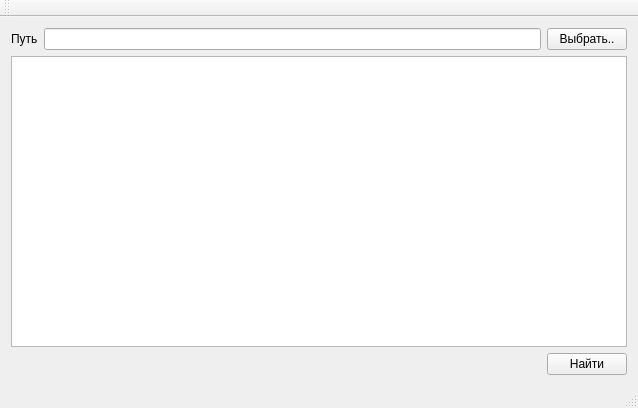
Above: mainwindow.ui from NoviceF/QtFilesystemTreeBuilder before the change. Below: the same form after it.
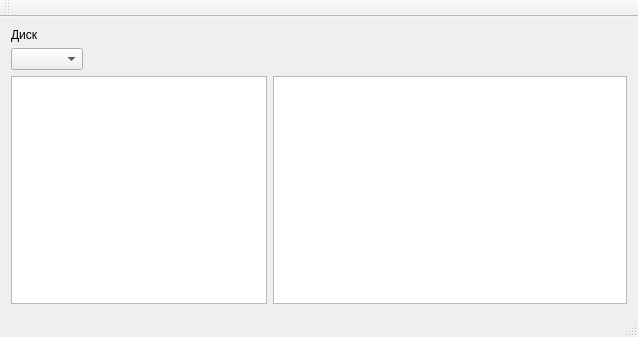
That is the form after the change.

Commit message: ряд изменений дизайна и функционала

Diff of the .ui file:
```diff
--- a/mainwindow.ui
+++ b/mainwindow.ui
@@ -7,39 +7,28 @@
     <x>0</x>
     <y>0</y>
     <width>638</width>
-    <height>408</height>
+    <height>337</height>
    </rect>
   </property>
   <property name="windowTitle">
    <string>MainWindow</string>
   </property>
   <widget class="QWidget" name="centralWidget">
-   <layout class="QGridLayout" name="gridLayout">
-    <item row="0" column="1">
-     <widget class="QLineEdit" name="lineEdit"/>
-    </item>
+   <layout class="QFormLayout" name="formLayout">
     <item row="0" column="0">
      <widget class="QLabel" name="label">
       <property name="text">
-       <string>Путь</string>
+       <string>Диск</string>
       </property>
      </widget>
     </item>
-    <item row="0" column="2">
-     <widget class="QPushButton" name="pushButton">
-      <property name="text">
-       <string>Выбрать..</string>
-      </property>
-     </widget>
+    <item row="1" column="0">
+     <widget class="QComboBox" name="comboBox"/>
     </item>
-    <item row="3" column="2">
-     <widget class="QPushButton" name="pushButton_2">
-      <property name="text">
-       <string>Найти</string>
-      </property>
-     </widget>
+    <item row="2" column="0">
+     <widget class="QTreeView" name="treeView"/>
     </item>
-    <item row="2" column="0" colspan="3">
+    <item row="2" column="1">
      <widget class="QTableView" name="tableView"/>
     </item>
    </layout>
```
Left out of the diff: 3 changed lines with no effect on the pictures. The commit also changes 3 other files.
